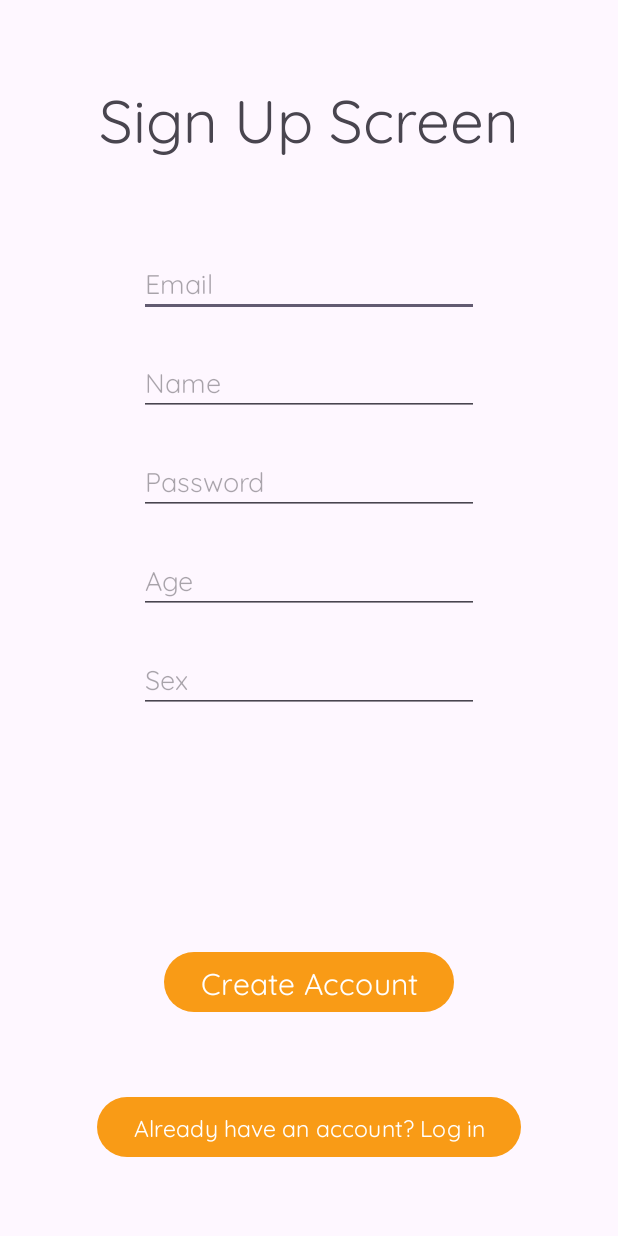
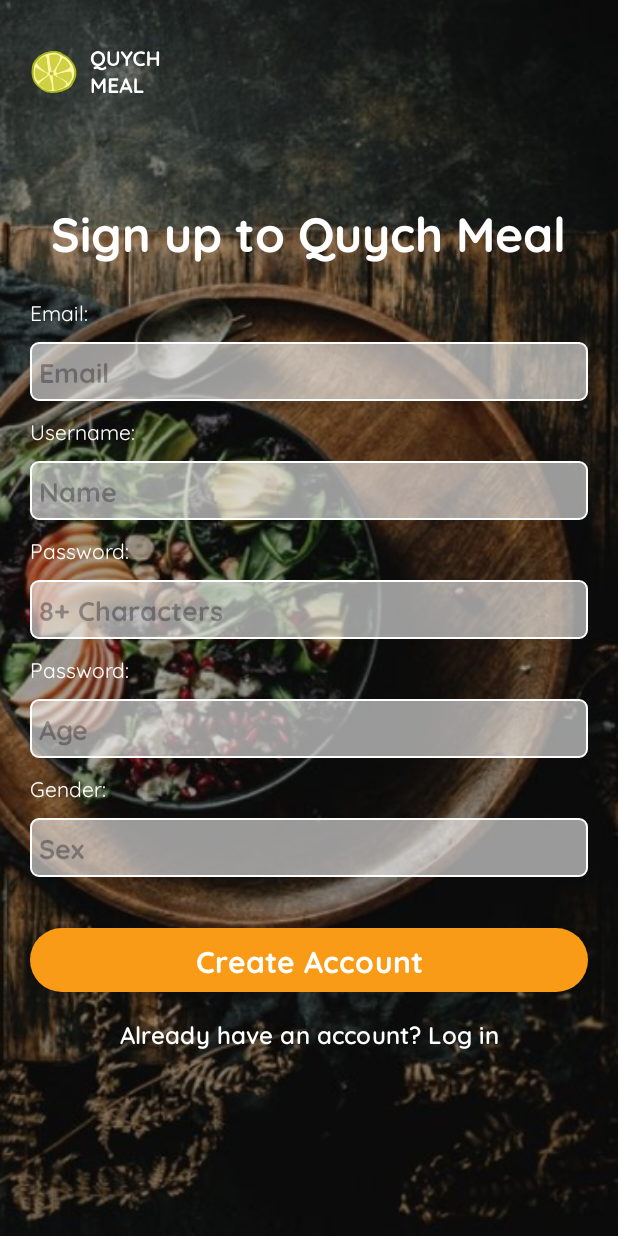
Before and after one commit to tai096/Quych-Meal-App, an Android app: the SignUpActivity screen opened directly, with no data from a screen before it, on a phone screen of 412 x 824 dp. Run offline under Robolectric (Android 15) with nearby library versions, the phone set to English and light mode, and no system bars; our stand-ins replace Firebase (no records; nobody signed in at launch, a user with empty details on screens opened directly).

Commit message:
Re-design sign up

```diff
--- a/app/src/main/res/layout/activity_log_in.xml
+++ b/app/src/main/res/layout/activity_log_in.xml
@@ -6,7 +6,7 @@
     android:layout_height="match_parent"
     tools:context=".Activities.LogInActivity">
 
-    <!--  BACKGROUND IMAGE  -->
+  <!--  BACKGROUND IMAGE  -->
   <ImageView
     android:id="@+id/imageView"
     android:layout_width="match_parent"
@@ -69,8 +69,7 @@
         android:ems="10"
         android:hint="Email"
         android:inputType="textEmailAddress"
-        android:paddingHorizontal="10dp"
-        android:paddingVertical="10dp"
+        android:padding="10dp"
         android:textColor="#7B7B7B"
         android:textFontWeight="700" />
 
@@ -84,8 +83,7 @@
         android:ems="10"
         android:hint="Password"
         android:inputType="textPassword"
-        android:paddingHorizontal="10dp"
-        android:paddingVertical="10dp"
+        android:padding="10dp"
         android:textColor="#7B7B7B"
         android:textFontWeight="700" />
     </LinearLayout>
@@ -107,7 +105,7 @@
       android:layout_width="wrap_content"
       android:layout_height="wrap_content"
       android:text="Don’t have an account? Sign up"
-      android:textSize="15dp"
+      android:textSize="16dp"
       android:textFontWeight="600"
       android:textColor="@color/white"
       android:background="@android:color/transparent"
@@ -122,7 +120,7 @@
     android:layout_width="match_parent"
     android:layout_height="wrap_content"
     android:layout_marginHorizontal="20dp"
-    android:layout_marginVertical="20dp"
+    android:layout_marginVertical="30dp"
     android:orientation="horizontal"
     app:layout_constraintTop_toTopOf="@+id/linearLayout">
     <ImageView
--- a/app/src/main/res/layout/activity_sign_up.xml
+++ b/app/src/main/res/layout/activity_sign_up.xml
@@ -6,12 +6,23 @@
     android:layout_height="match_parent"
     tools:context=".Activities.SignUpActivity">
 
+    <!--  BACKGROUND IMAGE  -->
+    <ImageView
+      android:id="@+id/imageView"
+      android:layout_width="match_parent"
+      android:layout_height="match_parent"
+      android:scaleType="centerCrop"
+      android:src="@drawable/background_login"
+      app:layout_constraintBottom_toBottomOf="parent"
+      app:layout_constraintEnd_toEndOf="parent"
+      app:layout_constraintStart_toStartOf="parent"
+      app:layout_constraintTop_toTopOf="parent" />
 
     <LinearLayout
         android:id="@+id/linearLayout"
         android:layout_width="match_parent"
-        android:layout_height="wrap_content"
-        android:gravity="center_horizontal"
+        android:layout_height="match_parent"
+        android:gravity="center"
         android:orientation="vertical"
         app:layout_constraintEnd_toEndOf="parent"
         app:layout_constraintStart_toStartOf="parent"
@@ -21,81 +32,194 @@
             android:id="@+id/txtSignUp"
             android:layout_width="wrap_content"
             android:layout_height="wrap_content"
-            android:layout_marginVertical="50dp"
-            android:text="Sign Up Screen"
-            android:textSize="40sp"
-
+            android:layout_margin="20dp"
+            android:text="Sign up to Quych Meal"
+            android:textColor="@color/white"
+            android:textFontWeight="700"
+            android:textSize="32sp"
           />
 
+        <!-- EMAIL -->
+        <LinearLayout
+          android:id="@+id/emailContainer"
+          android:layout_width="match_parent"
+          android:layout_height="wrap_content"
+          android:orientation="vertical"
+          android:layout_marginHorizontal="20dp"
+          android:layout_marginBottom="10dp">
+          <TextView
+            android:layout_width="wrap_content"
+            android:layout_height="wrap_content"
+            android:text="Email:"
+            android:textColor="@color/white"
+            android:layout_marginBottom="10dp"
+            />
           <EditText
             android:id="@+id/editTxtEmail"
+            android:layout_width="match_parent"
+            android:layout_height="wrap_content"
+            android:ems="10"
+            android:hint="Email"
+            android:inputType="textEmailAddress"
+            android:background="@drawable/login_custom_input"
+            android:textFontWeight="700"
+            android:padding="6dp"/>
+        </LinearLayout>
+
+        <!-- USERNAME -->
+        <LinearLayout
+          android:id="@+id/usernameContainer"
+          android:layout_width="match_parent"
+          android:layout_height="wrap_content"
+          android:orientation="vertical"
+          android:layout_marginHorizontal="20dp"
+          android:layout_marginBottom="10dp">
+          <TextView
             android:layout_width="wrap_content"
             android:layout_height="wrap_content"
-            android:layout_marginVertical="10dp"
-            android:ems="10"
-            android:hint="Email"
-            android:inputType="textEmailAddress" />
-
+            android:text="Username:"
+            android:textColor="@color/white"
+            android:layout_marginBottom="10dp"
+            />
           <EditText
             android:id="@+id/editTxtName"
+            android:layout_width="match_parent"
+            android:layout_height="wrap_content"
+            android:ems="10"
+            android:hint="Name"
+            android:inputType="text"
+            android:background="@drawable/login_custom_input"
+            android:textFontWeight="700"
+            android:padding="6dp"/>
+        </LinearLayout>
+
+        <!-- PASSWORD -->
+        <LinearLayout
+          android:id="@+id/passwordContainer"
+          android:layout_width="match_parent"
+          android:layout_height="wrap_content"
+          android:orientation="vertical"
+          android:layout_marginHorizontal="20dp"
+          android:layout_marginBottom="10dp">
+          <TextView
             android:layout_width="wrap_content"
             android:layout_height="wrap_content"
-            android:layout_marginVertical="10dp"
-            android:ems="10"
-            android:hint="Name"
-            android:inputType="text" />
-
+            android:text="Password:"
+            android:textColor="@color/white"
+            android:layout_marginBottom="10dp"
+            />
           <EditText
             android:id="@+id/editTxtPassword"
+            android:layout_width="match_parent"
+            android:layout_height="wrap_content"
+            android:ems="10"
+            android:hint="8+ Characters"
+            android:inputType="textPassword"
+            android:background="@drawable/login_custom_input"
+            android:textFontWeight="700"
+            android:padding="6dp"/>
+        </LinearLayout>
+
+        <!-- AGE -->
+        <LinearLayout
+          android:id="@+id/ageContainer"
+          android:layout_width="match_parent"
+          android:layout_height="wrap_content"
+          android:orientation="vertical"
+          android:layout_marginHorizontal="20dp"
+          android:layout_marginBottom="10dp">
+          <TextView
             android:layout_width="wrap_content"
             android:layout_height="wrap_content"
-            android:layout_marginVertical="10dp"
-            android:ems="10"
-            android:hint="Password"
-            android:inputType="textPassword" />
-
+            android:text="Password:"
+            android:textColor="@color/white"
+            android:layout_marginBottom="10dp"
+            />
           <EditText
             android:id="@+id/editTxtAge"
-            android:layout_width="wrap_content"
+            android:layout_width="match_parent"
             android:layout_height="wrap_content"
-            android:layout_marginVertical="10dp"
             android:ems="10"
             android:hint="Age"
             android:inputType="number"
+            android:background="@drawable/login_custom_input"
+            android:textFontWeight="700"
+            android:padding="6dp"
             tools:layout_editor_absoluteX="83dp"
             tools:layout_editor_absoluteY="71dp" />
+        </LinearLayout>
 
+        <!-- SEX -->
+        <LinearLayout
+          android:id="@+id/sexContainer"
+          android:layout_width="match_parent"
+          android:layout_height="wrap_content"
+          android:orientation="vertical"
+          android:layout_marginHorizontal="20dp"
+          android:layout_marginBottom="30dp"
+          >
+          <TextView
+            android:layout_width="wrap_content"
+            android:layout_height="wrap_content"
+            android:text="Gender:"
+            android:textColor="@color/white"
+            android:layout_marginBottom="10dp"
+            />
           <EditText
             android:id="@+id/editTxtSex"
-            android:layout_width="wrap_content"
+            android:layout_width="match_parent"
             android:layout_height="wrap_content"
-            android:layout_marginVertical="10dp"
             android:ems="10"
             android:hint="Sex"
-            android:inputType="text" />
-
+            android:inputType="text"
+            android:background="@drawable/login_custom_input"
+            android:textFontWeight="700"
+            android:padding="6dp"/>
         </LinearLayout>
 
         <Button
           android:id="@+id/btnSignUp"
-        android:layout_width="wrap_content"
+          android:layout_width="match_parent"
           android:layout_height="wrap_content"
           android:text="Create Account"
+          android:textFontWeight="700"
           android:textSize="20dp"
-        app:layout_constraintBottom_toBottomOf="parent"
+          android:layout_marginHorizontal="20dp"
           app:layout_constraintEnd_toEndOf="parent"
           app:layout_constraintStart_toStartOf="parent"
-        app:layout_constraintTop_toBottomOf="@+id/linearLayout" />
+          app:layout_constraintTop_toBottomOf="@+id/sexContainer" />
 
         <Button
           android:id="@+id/btnNavigateToLogin"
           android:layout_width="wrap_content"
           android:layout_height="wrap_content"
           android:text="Already have an account? Log in"
-        android:textSize="15dp"
+          android:textSize="16dp"
+          android:textFontWeight="600"
+          android:background="@android:color/transparent"
           app:layout_constraintBottom_toBottomOf="parent"
           app:layout_constraintEnd_toEndOf="parent"
           app:layout_constraintStart_toStartOf="parent"
           app:layout_constraintTop_toBottomOf="@+id/btnSignUp" />
 
+
+
+    </LinearLayout>
+
+    <LinearLayout
+      android:id="@+id/logo_holder"
+      android:layout_width="match_parent"
+      android:layout_height="wrap_content"
+      android:layout_marginHorizontal="20dp"
+      android:layout_marginVertical="30dp"
+      android:orientation="horizontal"
+      app:layout_constraintTop_toTopOf="@+id/linearLayout">
+      <ImageView
+        android:layout_width="wrap_content"
+        android:layout_height="wrap_content"
+        android:src="@drawable/main_logo" />
+    </LinearLayout>
+
+
+
 </androidx.constraintlayout.widget.ConstraintLayout>
```
Lines whose indentation alone changed are shown as unchanged.
